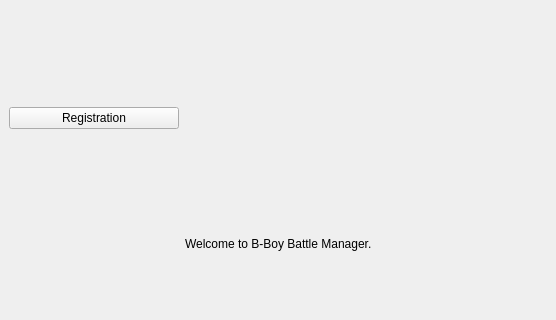
The window that B3M_GUI/src/MainWindow.ui (Tobxon/BBoyBattleManager) describes before a commit, drawn with Qt 5; both pictures show x 0 to 556 and y 0 to 320 of the 556 by 510 pixel window.
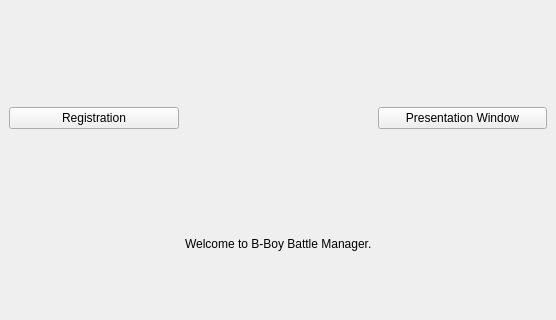
The same window after the commit.

Commit message: introduced and implemented presentation management window

The edit to the form file:
```diff
--- a/B3M_GUI/src/MainWindow.ui
+++ b/B3M_GUI/src/MainWindow.ui
@@ -96,6 +96,13 @@
         </property>
        </widget>
       </item>
+      <item row="0" column="2">
+       <widget class="QPushButton" name="upRightButton">
+        <property name="text">
+         <string>Presentation Window</string>
+        </property>
+       </widget>
+      </item>
      </layout>
     </item>
    </layout>
```
The commit also changes 6 other files.
